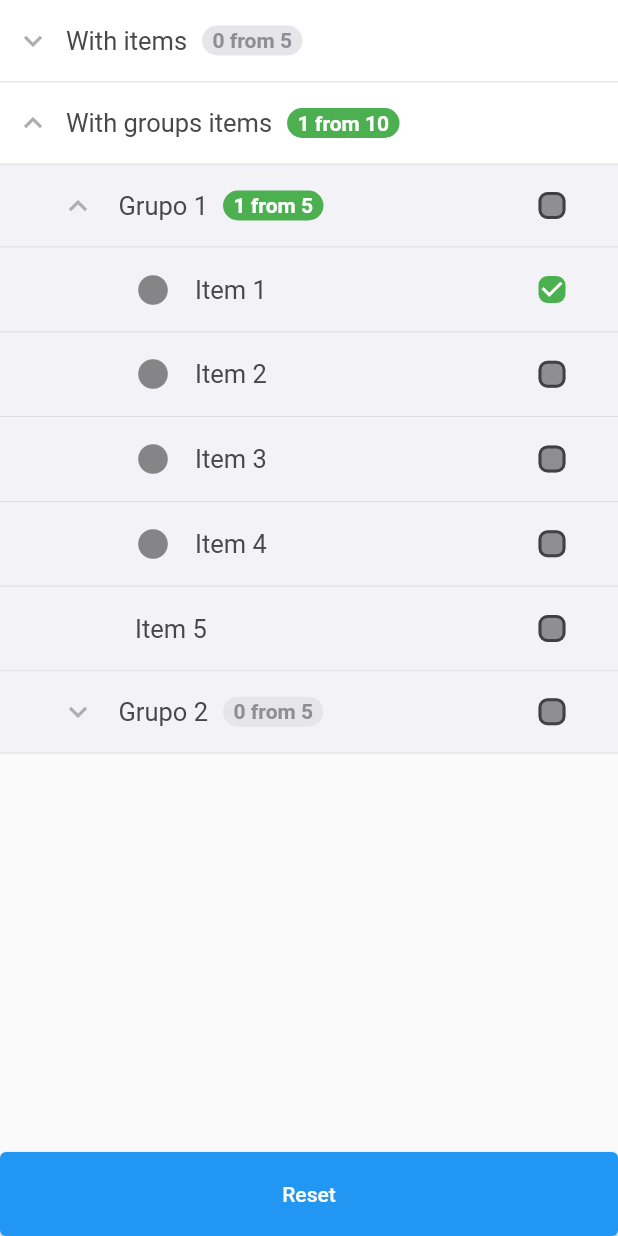
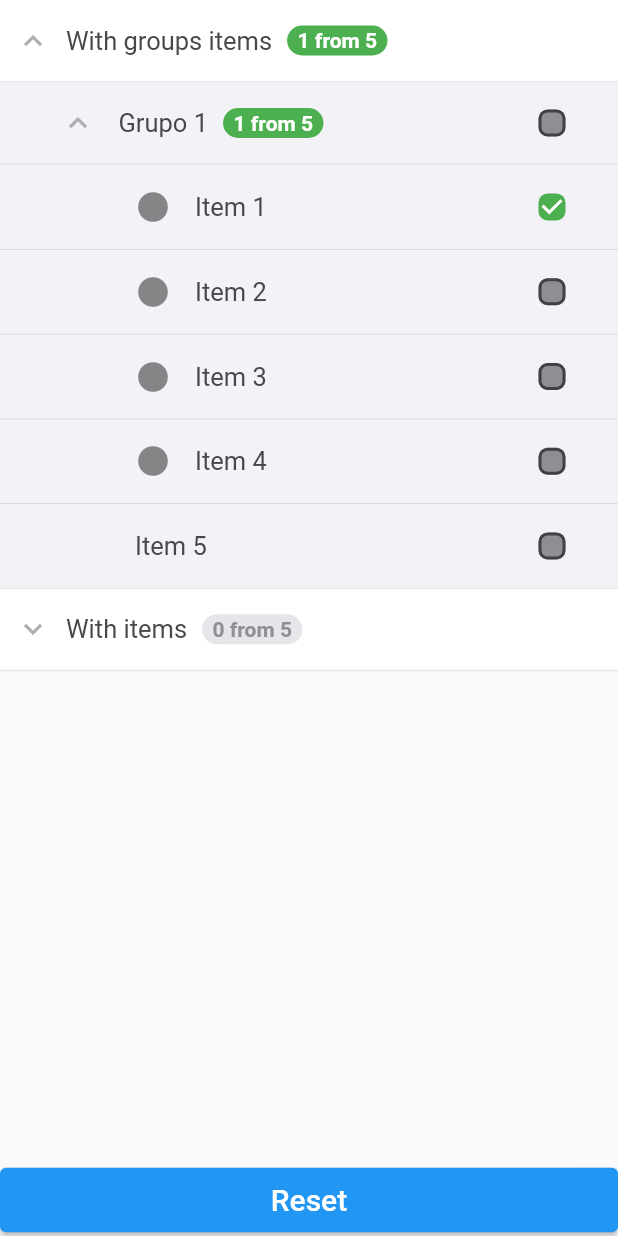
Before and after one commit to firmino2611/group_select, a Flutter app: the screen it shows after launch, after a tap on "With groups items", after a tap on "Grupo 1", after a tap on "Item 1", on a phone screen of 412 x 824 dp. Run offline on Flutter 3.47's test engine with Material 2 defaults, Android fonts, the phone set to English and light mode, and no system bars; our stand-ins replace flutter_mobx, mobx; generated files the repository leaves out were written again.

Commit message:
[version][1.3.0]: update version flutter 3 and new feature

```diff
--- a/example/lib/main.dart
+++ b/example/lib/main.dart
@@ -1,5 +1,6 @@
 import 'package:flutter/material.dart';
 import 'package:group_select/group_select.dart';
+import 'package:group_select/utils/colors_util.dart';
 
 void main() {
   runApp(const MyApp());
@@ -41,46 +42,50 @@ class HomePage extends StatefulWidget {
 }
 
 class _HomePageState extends State<HomePage> {
-  final SelectController<int> controller = SelectController<int>();
-  final SelectController<String> controller2 = SelectController<String>();
+  final SelectController<int> itemController = SelectController<int>();
+  final SelectController<String> groupController = SelectController<String>();
 
   @override
   Widget build(BuildContext context) {
-    return Scaffold(
+    return SafeArea(
+      child: Scaffold(
         bottomNavigationBar: ElevatedButton(
           child: const Padding(
-          padding: EdgeInsets.all(20.0),
-          child: Text('Reset'),
+            padding: EdgeInsets.all(10.0),
+            child: Text(
+              'Reset',
+              style: TextStyle(fontSize: 20),
+            ),
           ),
           style: ButtonStyle(
             backgroundColor: MaterialStateProperty.all(Colors.blue),
           ),
           onPressed: () {
-          controller.resetValues();
-          controller2.resetValues();
+            itemController.resetValues();
+            groupController.resetValues();
           },
         ),
         body: SingleChildScrollView(
           child: Column(
             children: [
-            GroupSelect<int>(
-              activeColor: Colors.red,
-              title: 'With items',
-              controller: controller,
-              items: [
-                Item(title: 'Item 1', value: 1),
-                Item(title: 'Item 2', value: 2),
-                Item(title: 'Item 3', value: 3),
-                Item(title: 'Item 4', value: 4),
-                Item(title: 'Item 5', value: 5),
-              ],
-            ),
               GroupSelect<String>(
                 title: 'With groups items',
                 activeColor: Colors.green,
-              controller: controller2,
+                controller: groupController,
                 groups: [
-                Group(
+                  _groupSelectWithGroup,
+                ],
+              ),
+              _groupSelectWithItems,
+            ],
+          ),
+        ),
+      ),
+    );
+  }
+
+  get _groupSelectWithGroup {
+    return Group(
       title: 'Grupo 1',
       id: '1',
       items: [
@@ -106,23 +111,21 @@ class _HomePageState extends State<HomePage> {
         ),
         Item(title: 'Item 5', value: '5'),
       ],
-                ),
-                Group(
-                  title: 'Grupo 2',
-                  id: '',
+    );
+  }
+
+  get _groupSelectWithItems {
+    return GroupSelect<int>(
+      activeColor: Colors.red,
+      title: 'With items',
+      controller: itemController,
       items: [
-                    Item(title: 'Item 1', value: '6'),
-                    Item(title: 'Item 2', value: '7'),
-                    Item(title: 'Item 3', value: '8'),
-                    Item(title: 'Item 4', value: '9'),
-                    Item(title: 'Item 5', value: '10'),
+        Item(title: 'Item 1', value: 1),
+        Item(title: 'Item 2', value: 2),
+        Item(title: 'Item 3', value: 3),
+        Item(title: 'Item 4', value: 4),
+        Item(title: 'Item 5', value: 5),
       ],
-                ),
-              ],
-            )
-          ],
-        ),
-      ),
     );
   }
 }
--- a/example/pubspec.yaml
+++ b/example/pubspec.yaml
@@ -18,7 +18,7 @@ publish_to: 'none' # Remove this line if you wish to publish to pub.dev
 version: 1.0.0+1
 
 environment:
-  sdk: ">=2.16.1 <3.0.0"
+  sdk: ">=2.17.0 <3.0.0"
 
 # Dependencies specify other packages that your package needs in order to work.
 # To automatically upgrade your package dependencies to the latest versions
--- a/lib/components/group_header.dart
+++ b/lib/components/group_header.dart
@@ -3,7 +3,7 @@ import 'package:group_select/controllers/group_header/group_header_controller.da
 import 'package:flutter/material.dart';
 import 'package:flutter_mobx/flutter_mobx.dart';
 import 'package:group_select/controllers/group_select/group_select_controller.dart';
-import 'package:group_select/utils/ci_colors.dart';
+import 'package:group_select/utils/colors_util.dart';
 
 class GroupHeader extends StatefulWidget {
   const GroupHeader({
@@ -47,10 +47,10 @@ class _GroupHeaderState extends State<GroupHeader> {
     return Container(
       height: 55,
       decoration: BoxDecoration(
-        color: widget.isSub ? CIColors.grey100 : CIColors.white,
+        color: widget.isSub ? ColorsUtil.grey100 : ColorsUtil.white,
         border: const Border(
           bottom: BorderSide(
-            color: CIColors.grey200,
+            color: ColorsUtil.grey200,
           ),
         ),
       ),
@@ -69,7 +69,7 @@ class _GroupHeaderState extends State<GroupHeader> {
                       widget.title,
                       style: const TextStyle(
                         fontSize: 17,
-                        color: CIColors.grey700,
+                        color: ColorsUtil.grey700,
                         overflow: TextOverflow.ellipsis,
                       ),
                       maxLines: 1,
@@ -86,22 +86,24 @@ class _GroupHeaderState extends State<GroupHeader> {
             ),
           ),
           Visibility(
-            visible: widget.isSub && widget.controller != null,
+            visible: widget.isSub &&
+                widget.controller != null &&
+                (widget.selectController?.multiple ?? false),
             child: Observer(
               builder: (_) {
                 return Padding(
                   padding: const EdgeInsets.only(right: 20.0),
                   child: Checkbox(
-                    onChanged: widget.controller?.onClickChackAll,
+                    onChanged: widget.controller?.onClickCheckAll,
                     value: widget.controller?.checkAll ?? false,
                     shape: RoundedRectangleBorder(
                       borderRadius: BorderRadius.circular(6),
                     ),
                     fillColor: MaterialStateProperty.resolveWith((states) {
                       if (states.contains(MaterialState.selected)) {
-                        return widget.activeColor ?? CIColors.blue;
+                        return widget.activeColor ?? ColorsUtil.blue;
                       }
-                      return CIColors.grey600;
+                      return ColorsUtil.grey600;
                     }),
                   ),
                 );
@@ -113,6 +115,7 @@ class _GroupHeaderState extends State<GroupHeader> {
     );
   }
 
-  String get _getText =>
-      "${widget.itemCountSelected.toString()} ${widget.selectController?.translateBadge()} ${widget.itemCount.toString()}";
+  String get _getText => "${widget.itemCountSelected.toString()} "
+      "${widget.selectController?.lang.translate} "
+      "${widget.itemCount.toString()}";
 }
--- a/lib/components/group_item.dart
+++ b/lib/components/group_item.dart
@@ -2,7 +2,7 @@ import 'package:group_select/components/group_header.dart';
 import 'package:group_select/controllers/group_header/group_header_controller.dart';
 import 'package:group_select/controllers/group_item/group_item.dart';
 import 'package:group_select/controllers/group_select/group_select_controller.dart';
-import 'package:group_select/utils/ci_colors.dart';
+import 'package:group_select/utils/colors_util.dart';
 import 'package:flutter/material.dart';
 import 'package:flutter_mobx/flutter_mobx.dart';
 import 'package:mobx/mobx.dart';
@@ -38,6 +38,8 @@ class _GroupItemState extends State<GroupItem> {
   void initState() {
     super.initState();
 
+    /// React when the select all on header is clicked and
+    /// change all items to false
     reaction((fn) => groupHeaderController.checkAll, (bool? value) {
       if (!groupHeaderController.changeOnlyVIsual) {
         widget.items?.forEach((item) {
@@ -54,7 +56,7 @@ class _GroupItemState extends State<GroupItem> {
       bool allItemSelected =
           widget.items?.length == widget.controller!.countItemsSelected(widget);
 
-      groupHeaderController.onClickChackAll(allItemSelected, true);
+      groupHeaderController.onClickCheckAll(allItemSelected, true);
     });
   }
 
@@ -76,7 +78,7 @@ class _GroupItemState extends State<GroupItem> {
                     turns: widget.controller?.rotation ?? 0,
                     child: const Icon(
                       Icons.expand_more,
-                      color: CIColors.grey500,
+                      color: ColorsUtil.grey500,
                     ),
                   ),
                 ),
--- a/lib/components/group_select.dart
+++ b/lib/components/group_select.dart
@@ -5,16 +5,20 @@ import 'package:group_select/controllers/group_select/group_select_controller.da
 
 import 'package:flutter_mobx/flutter_mobx.dart';
 import 'package:flutter/material.dart';
-import 'package:group_select/utils/ci_colors.dart';
+import 'package:group_select/utils/colors_util.dart';
 
 export 'package:group_select/components/item_select.dart';
 export 'package:group_select/components/group_item.dart';
 
 typedef T = dynamic;
 
-enum Lang {
-  ptBR,
-  enUS,
+enum LangBadge {
+  ptBR('de'),
+  enUS('from');
+
+  final String translate;
+
+  const LangBadge(this.translate);
 }
 
 class GroupSelect<T> extends StatefulWidget {
@@ -24,7 +28,7 @@ class GroupSelect<T> extends StatefulWidget {
     required this.controller,
     this.groups,
     this.items,
-    this.activeColor = CIColors.blue,
+    this.activeColor = ColorsUtil.blue,
   })  : assert(groups != null || items != null),
         super(key: key);
 
@@ -84,11 +88,11 @@ class _GroupSelectState extends State<GroupSelect> {
                   turns: widget.controller.rotation,
                   child: const Icon(
                     Icons.expand_more,
-                    color: CIColors.grey500,
+                    color: ColorsUtil.grey500,
                   ),
                 ),
               ),
-              activeColor: widget.activeColor ?? CIColors.blue,
+              activeColor: widget.activeColor ?? ColorsUtil.blue,
               selectController: widget.controller,
               title: widget.title,
               isSub: false,
@@ -123,7 +127,7 @@ class GroupBadge extends StatelessWidget {
         text,
         style: TextStyle(
           fontSize: 14,
-          color: active ? CIColors.white : CIColors.grey600,
+          color: active ? ColorsUtil.white : ColorsUtil.grey600,
           fontWeight: FontWeight.bold,
         ),
       ),
@@ -131,7 +135,7 @@ class GroupBadge extends StatelessWidget {
         borderRadius: const BorderRadius.all(
           Radius.circular(20),
         ),
-        color: active ? activeColor : CIColors.grey200,
+        color: active ? activeColor : ColorsUtil.grey200,
       ),
     );
   }
--- a/lib/components/item_select.dart
+++ b/lib/components/item_select.dart
@@ -3,7 +3,7 @@ import 'package:group_select/controllers/item_select/item_select_controller.dart
 import 'package:flutter/material.dart';
 import 'package:flutter_mobx/flutter_mobx.dart';
 
-import 'package:group_select/utils/ci_colors.dart';
+import 'package:group_select/utils/colors_util.dart';
 
 class ItemSelect extends StatefulWidget {
   const ItemSelect({
@@ -30,11 +30,17 @@ class _ItemSelectState extends State<ItemSelect> {
     super.initState();
 
     widget.selectController?.whenValuesCleared.listen((event) {
-      widget.controller?.setChecked(false);
+      if (widget.selectController!.multiple) {
+        widget.controller?.setChecked(false);
+      } else {
+        widget.controller?.setChecked(
+          widget.selectController!.getValues.contains(widget.item.value),
+        );
+      }
     });
   }
 
-  void _check() {
+  void _checkMultiple() {
     widget.controller?.setChecked(!(widget.controller?.isCheck ?? false));
 
     if (widget.controller?.isCheck ?? false) {
@@ -42,6 +48,13 @@ class _ItemSelectState extends State<ItemSelect> {
     } else {
       widget.selectController?.removeValue(widget.item.value);
     }
+  }
+
+  void _checkSingle() {
+    widget.selectController?.resetValues();
+    widget.controller?.setChecked(true);
+
+    widget.selectController?.addValue(widget.item.value);
   }
 
   @override
@@ -52,7 +65,7 @@ class _ItemSelectState extends State<ItemSelect> {
           border: Border(
             bottom: BorderSide(
               width: .5,
-              color: CIColors.grey300,
+              color: ColorsUtil.grey300,
             ),
           ),
         ),
@@ -62,15 +75,16 @@ class _ItemSelectState extends State<ItemSelect> {
               widget.item.title,
               style: const TextStyle(
                 fontSize: 17,
-                color: CIColors.grey700,
+                color: ColorsUtil.grey700,
                 overflow: TextOverflow.fade,
               ),
               maxLines: 1,
               overflow: TextOverflow.fade,
             ),
           ),
-          tileColor: CIColors.grey100,
-          onTap: _check,
+          tileColor: ColorsUtil.grey100,
+          onTap:
+              widget.selectController!.multiple ? _checkMultiple : _checkSingle,
           leading: widget.item.leading,
           minLeadingWidth: 5,
           contentPadding: EdgeInsets.only(
@@ -79,7 +93,9 @@ class _ItemSelectState extends State<ItemSelect> {
           ),
           trailing: Checkbox(
             onChanged: (bool? value) {
-              _check();
+              widget.selectController!.multiple
+                  ? _checkMultiple()
+                  : _checkSingle();
             },
             value: (widget.controller?.isCheck ?? false) &&
                 widget.selectController!.getValues.isNotEmpty,
@@ -88,9 +104,9 @@ class _ItemSelectState extends State<ItemSelect> {
             ),
             fillColor: MaterialStateProperty.resolveWith((states) {
               if (states.contains(MaterialState.selected)) {
-                return widget.activeColor ?? CIColors.blue;
+                return widget.activeColor ?? ColorsUtil.blue;
               }
-              return CIColors.grey600;
+              return ColorsUtil.grey600;
             }),
           ),
         ),
--- a/lib/controllers/group_header/group_header_controller.dart
+++ b/lib/controllers/group_header/group_header_controller.dart
@@ -12,7 +12,7 @@ abstract class _GroupHeaderControllerStoreBase with Store {
 
   /// Detect click on chackbox in header
   @action
-  onClickChackAll(bool? value, [bool? onlyVisual]) {
+  onClickCheckAll(bool? value, [bool? onlyVisual]) {
     checkAll = value;
 
     changeOnlyVIsual = onlyVisual ?? false;
--- a/lib/controllers/group_item/group_item.dart
+++ b/lib/controllers/group_item/group_item.dart
@@ -21,6 +21,7 @@ abstract class _GroupItemControllerStoreBase with Store {
   }
 
   /// Count number of items selected
+  /// [GroupItem] group item
   countItemsSelected(GroupItem widget) {
     int count = 0;
     for (ItemSelect item in widget.items!) {
--- a/lib/controllers/group_select/group_select_controller.dart
+++ b/lib/controllers/group_select/group_select_controller.dart
@@ -1,3 +1,5 @@
+// ignore_for_file: unused_element
+
 import 'dart:async';
 import 'dart:developer';
 
@@ -15,20 +17,12 @@ class GroupSelectControllerStore<T> = _GroupSelectControllerBaseStore
     with _$GroupSelectControllerStore;
 
 abstract class _GroupSelectControllerBaseStore with Store {
-  int totalItems = 0;
-
-  bool _hasInitialized = false;
-
-  final _whenValuesClearedStream = StreamController<bool>.broadcast();
-  late Stream<bool> whenValuesCleared;
-
   _GroupSelectControllerBaseStore({
-    this.lang = Lang.enUS,
+    this.lang = LangBadge.enUS,
+    this.multiple = true,
   }) {
     whenValuesCleared = _whenValuesClearedStream.stream;
   }
-
-  final Lang lang;
 
   @observable
   ObservableList<GroupItem>? groupItemsSelect;
@@ -39,14 +33,73 @@ abstract class _GroupSelectControllerBaseStore with Store {
   @observable
   ObservableList<ItemSelect>? itemsSelect;
 
+  final LangBadge lang;
+  final bool multiple;
+  final _whenValuesClearedStream = StreamController<bool>.broadcast();
+
+  late Stream<bool> whenValuesCleared;
+
+  int totalItems = 0;
+  bool _hasInitialized = false;
+
   @observable
   double rotation = 0;
 
   @observable
   ObservableList<T>? values = ObservableList<T>();
 
+  /// Add new values in controller
+  /// [val] dynamic or T
+  @action
+  addValue(val) {
+    bool exists = values?.contains(val) ?? false;
+    if (!exists) {
+      values?.add(val);
+    }
+    log('values: ' + values.toString());
+  }
+
+  /// Closed controller stream
+  dispose() {
+    _whenValuesClearedStream.close();
+  }
+
+  /// Recovery list of selected values
   @computed
   List<T> get getValues => values?.map((val) => val).toList() ?? [];
+
+  /// Can be used when the  multiple option id true
+  @computed
+  T get getValue => values?.map((val) => val).first;
+
+  /// Verify if has any group with id repeat
+  /// [groups] list of groups
+  hasGroupIdsRepeated(List<Group>? groups) {
+    if (groups != null) {
+      for (Group group in groups) {
+        final size = groups.where(
+          (g) => g.id == group.id,
+        );
+
+        if (size.length > 1) return true;
+      }
+    }
+    return false;
+  }
+
+  /// Remove value of list
+  /// [val] values to be removed of list
+  @action
+  removeValue(val) {
+    values?.removeWhere((value) => value == val);
+  }
+
+  /// Reset all selected values
+  @action
+  resetValues() {
+    values?.clear();
+    _whenValuesClearedStream.sink.add(true);
+  }
 
   /// Setup control verify has group
   /// [val] if 'true' has groups
@@ -107,64 +160,9 @@ abstract class _GroupSelectControllerBaseStore with Store {
     }
   }
 
-  /// Add new values in controller
-  /// [val] dynamic or T
-  @action
-  addValue(val) {
-    bool exists = values?.contains(val) ?? false;
-    if (!exists) {
-      values?.add(val);
-    }
-    log('values: ' + values.toString());
-  }
-
-  /// Remove value of list
-  /// [val] values to be removed of list
-  @action
-  removeValue(val) {
-    values?.removeWhere((value) => value == val);
-  }
-
   /// Control display of items/groups
   @action
   toggle() {
     rotation = rotation == 0 ? .5 : 0;
   }
-
-  /// Reset all selected values
-  @action
-  resetValues() {
-    values?.clear();
-    _whenValuesClearedStream.sink.add(true);
-  }
-
-  /// Closed controller stream
-  dispose() {
-    _whenValuesClearedStream.close();
-  }
-
-  /// Verify if has any group with id repeat
-  /// [groups] list of groups
-  hasGroupIdsRepeated(List<Group>? groups) {
-    if (groups != null) {
-      for (Group group in groups) {
-        final size = groups.where(
-          (g) => g.id == group.id,
-        );
-
-        if (size.length > 1) return true;
-      }
-    }
-    return false;
-  }
-
-  /// Translate text of badge item
-  translateBadge() {
-    switch (lang) {
-      case Lang.ptBR:
-        return 'de';
-      case Lang.enUS:
-        return 'from';
-    }
-  }
 }
--- a/lib/controllers/item_select/item_select_controller.dart
+++ b/lib/controllers/item_select/item_select_controller.dart
@@ -8,6 +8,7 @@ abstract class _ItemSelectControllerStoreBase with Store {
   @observable
   bool isCheck = false;
 
+  /// Set value of checked item
   @action
   setChecked(bool val) {
     isCheck = val;
--- a/lib/utils/ci_colors.dart
+++ b/lib/utils/colors_util.dart
@@ -1,13 +1,13 @@
 import 'package:flutter/material.dart';
 
 /// Colors based on the Design Dystem of ConstructIN
-class CIColors {
+class ColorsUtil {
   static const black = Color(0xff18181a);
   static const white = Color(0xffffffff);
 
   static const indigo = Color(0xff3C5AC5);
 
-  static const light = CIColors.grey100;
+  static const light = ColorsUtil.grey100;
 
   // blue scale
   static const lightBlue = Color(0xff66B6FF);
```
Also changed, not shown: pubspec.yaml (+5 -5 lines), example/pubspec.lock, lib/controllers/group_header/group_header_controller.g.dart, lib/controllers/group_item/group_item.g.dart, lib/controllers/group_select/group_select_controller.g.dart, lib/controllers/item_select/item_select_controller.g.dart, 3 other files. Lines whose indentation alone changed are shown as unchanged.
